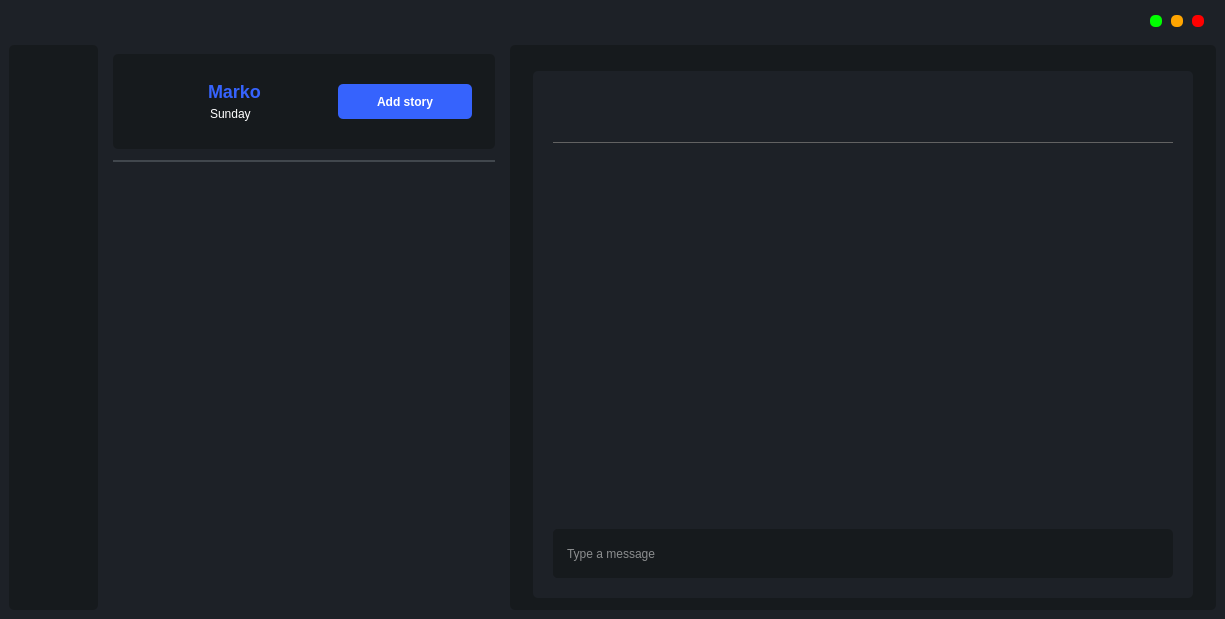
Before: the Qt Designer form mainwindow.ui in MarkoSami/ChatVibes, drawn with Qt 5.
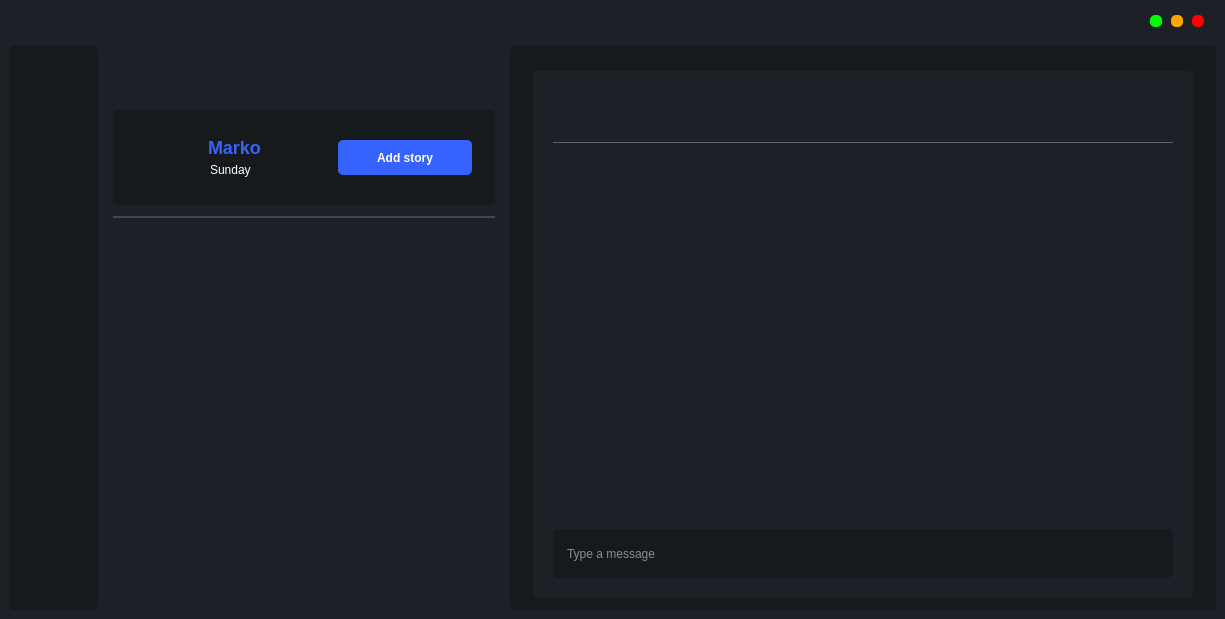
After: the same form once the commit is applied. The open tabs and pages were chosen to show the change. Icons and pictures are not drawn.

Commit message: added bcak button in the storiew window

The edit to the form file:
```diff
--- a/mainwindow.ui
+++ b/mainwindow.ui
@@ -846,6 +846,59 @@
       </widget>
       <widget class="QWidget" name="page_7">
        <layout class="QVBoxLayout" name="verticalLayout_14">
+        <item>
+         <widget class="QGroupBox" name="backBtnGBX">
+          <property name="sizePolicy">
+           <sizepolicy hsizetype="Preferred" vsizetype="Fixed">
+            <horstretch>0</horstretch>
+            <verstretch>0</verstretch>
+           </sizepolicy>
+          </property>
+          <layout class="QHBoxLayout" name="horizontalLayout_8">
+           <item>
+            <widget class="QPushButton" name="pushButton_9">
+             <property name="sizePolicy">
+              <sizepolicy hsizetype="Fixed" vsizetype="Fixed">
+               <horstretch>64</horstretch>
+               <verstretch>0</verstretch>
+              </sizepolicy>
+             </property>
+             <property name="minimumSize">
+              <size>
+               <width>34</width>
+               <height>32</height>
+              </size>
+             </property>
+             <property name="cursor">
+              <cursorShape>PointingHandCursor</cursorShape>
+             </property>
+             <property name="styleSheet">
+              <string notr="true">background : rgb(54, 99, 253,0);
+color : white ; 
+font-weight:bold ;
+image: url(:/imgs/left-arrow.png);</string>
+             </property>
+             <property name="text">
+              <string/>
+             </property>
+            </widget>
+           </item>
+           <item>
+            <spacer name="horizontalSpacer">
+             <property name="orientation">
+              <enum>Qt::Horizontal</enum>
+             </property>
+             <property name="sizeHint" stdset="0">
+              <size>
+               <width>40</width>
+               <height>20</height>
+              </size>
+             </property>
+            </spacer>
+           </item>
+          </layout>
+         </widget>
+        </item>
         <item>
          <widget class="QGroupBox" name="horizontalGroupBox">
           <property name="sizePolicy">
@@ -1069,8 +1122,8 @@
             <rect>
              <x>0</x>
              <y>0</y>
-             <width>382</width>
-             <height>436</height>
+             <width>378</width>
+             <height>381</height>
             </rect>
            </property>
            <layout class="QVBoxLayout" name="verticalLayout_18">
```
Left out of the diff: 10 changed lines with no effect on the pictures. The commit also changes 5 other files.
